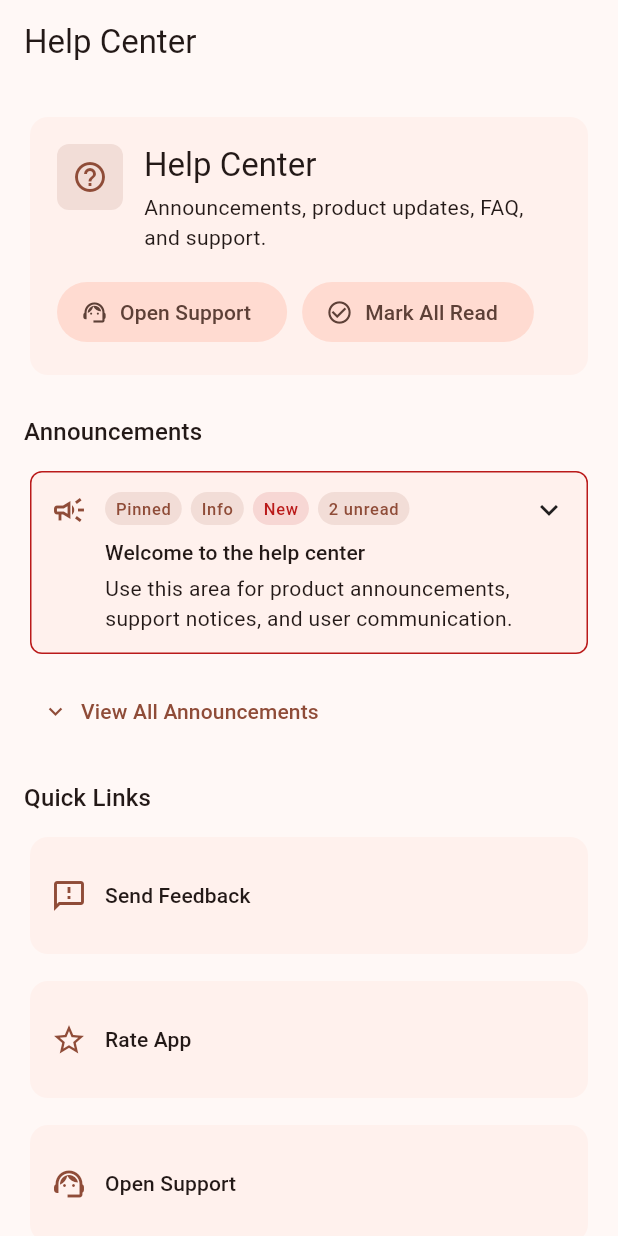
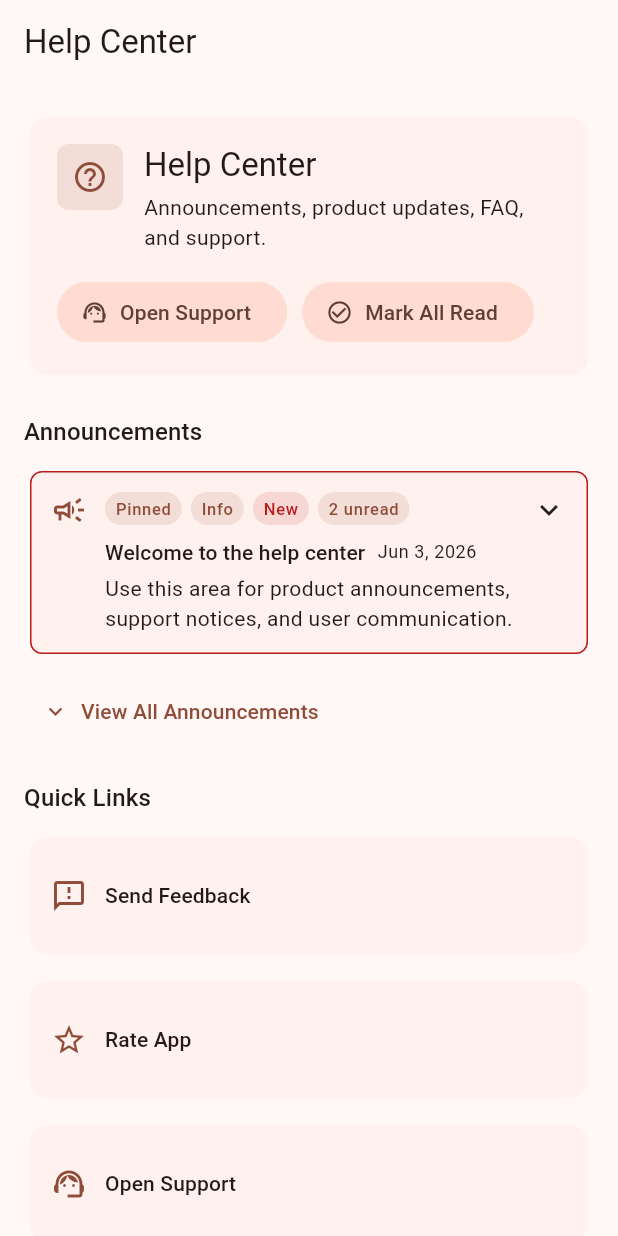
Before and after one commit to kyinwind/app_help_center, a Flutter app: the screen it shows after launch, on a phone screen of 412 x 824 dp. Run offline on Flutter 3.47's test engine with Material 3 defaults, Android fonts, the phone set to English and light mode, and no system bars; our stand-ins replace image_picker, shared_preferences; network calls fail.

Commit message:
公告增加发布日期

```diff
--- a/lib/src/views/app_help_center_page.dart
+++ b/lib/src/views/app_help_center_page.dart
@@ -417,8 +417,21 @@ class _AnnouncementCardState extends State<_AnnouncementCard> {
                           ],
                         ),
                         const SizedBox(height: 8),
-                        Text(widget.item.title,
-                            style: theme.textTheme.titleSmall),
+                        Wrap(
+                          spacing: 8,
+                          runSpacing: 4,
+                          crossAxisAlignment: WrapCrossAlignment.center,
+                          children: [
+                            Text(widget.item.title,
+                                style: theme.textTheme.titleSmall),
+                            Text(
+                              DateFormat.yMMMd(
+                                      widget.l10n.locale.toLanguageTag())
+                                  .format(widget.item.publishedAt),
+                              style: theme.textTheme.bodySmall,
+                            ),
+                          ],
+                        ),
                         const SizedBox(height: 4),
                         Text(
                           widget.item.message,
--- a/pubspec.yaml
+++ b/pubspec.yaml
@@ -1,6 +1,6 @@
 name: app_help_center
 description: A lightweight Flutter help center and user communication kit for app announcements, changelog, FAQ, support, and rating links.
-version: 0.2.3
+version: 0.2.4
 homepage: https://github.com/kyinwind/app_help_center
 repository: https://github.com/kyinwind/app_help_center
 issue_tracker: https://github.com/kyinwind/app_help_center/issues
```
Also changed, not shown: 2 other files.
